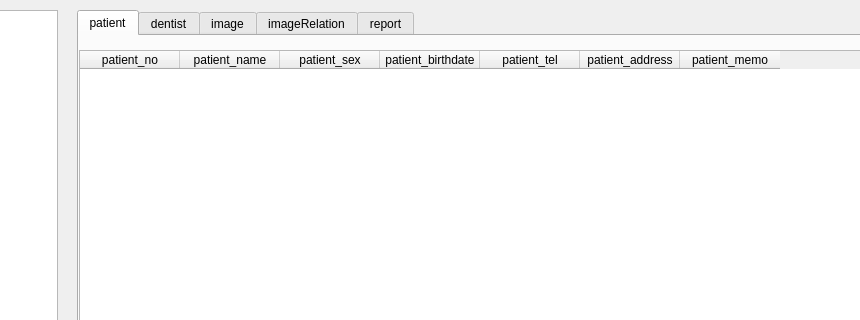
Above: main_server/MainServer/mainserver.ui from KimYooseon/Final_PJ before the change; both pictures show x 333 to 1193 and y 0 to 320 of the 1430 by 600 pixel window. Below: the same form after it.
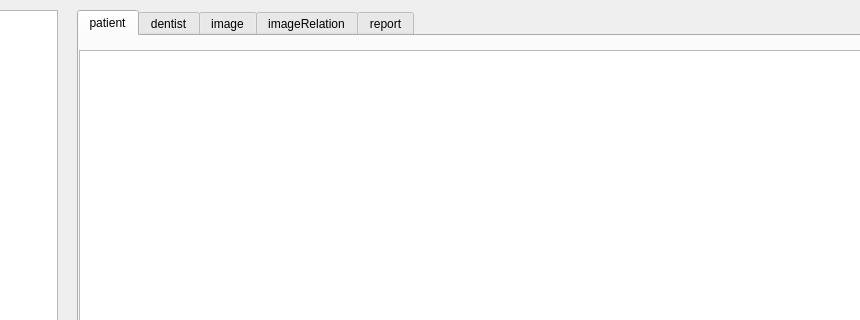
That is the form after the change.

```diff
--- a/main_server/MainServer/mainserver.ui
+++ b/main_server/MainServer/mainserver.ui
@@ -39,7 +39,7 @@
     <attribute name="title">
      <string>patient</string>
     </attribute>
-    <widget class="QTableWidget" name="tableWidget">
+    <widget class="QTableView" name="patientTableView">
      <property name="geometry">
       <rect>
        <x>0</x>
@@ -48,41 +48,6 @@
        <height>531</height>
       </rect>
      </property>
-     <column>
-      <property name="text">
-       <string>patient_no</string>
-      </property>
-     </column>
-     <column>
-      <property name="text">
-       <string>patient_name</string>
-      </property>
-     </column>
-     <column>
-      <property name="text">
-       <string>patient_sex</string>
-      </property>
-     </column>
-     <column>
-      <property name="text">
-       <string>patient_birthdate</string>
-      </property>
-     </column>
-     <column>
-      <property name="text">
-       <string>patient_tel</string>
-      </property>
-     </column>
-     <column>
-      <property name="text">
-       <string>patient_address</string>
-      </property>
-     </column>
-     <column>
-      <property name="text">
-       <string>patient_memo</string>
-      </property>
-     </column>
     </widget>
    </widget>
    <widget class="QWidget" name="dentist">
```
